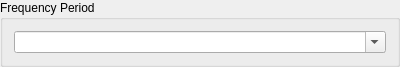
Above: mtpy/gui/SmartMT/ui_asset/groupbox_frequency_period_single.ui from MTgeophysics/mtpy before the change. Below: the same form after it.
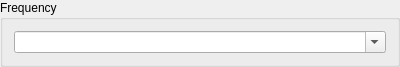
That is the form after the change.

Commit message: make frequency selector more generic

Diff of the .ui file:
```diff
--- a/mtpy/gui/SmartMT/ui_asset/groupbox_frequency_period_single.ui
+++ b/mtpy/gui/SmartMT/ui_asset/groupbox_frequency_period_single.ui
@@ -14,7 +14,7 @@
    <string>GroupBox</string>
   </property>
   <property name="title">
-   <string>Frequency Period</string>
+   <string>Frequency</string>
   </property>
   <layout class="QVBoxLayout" name="verticalLayoutFrequencyPeriod">
    <item>
```
The commit also changes 3 other files.
